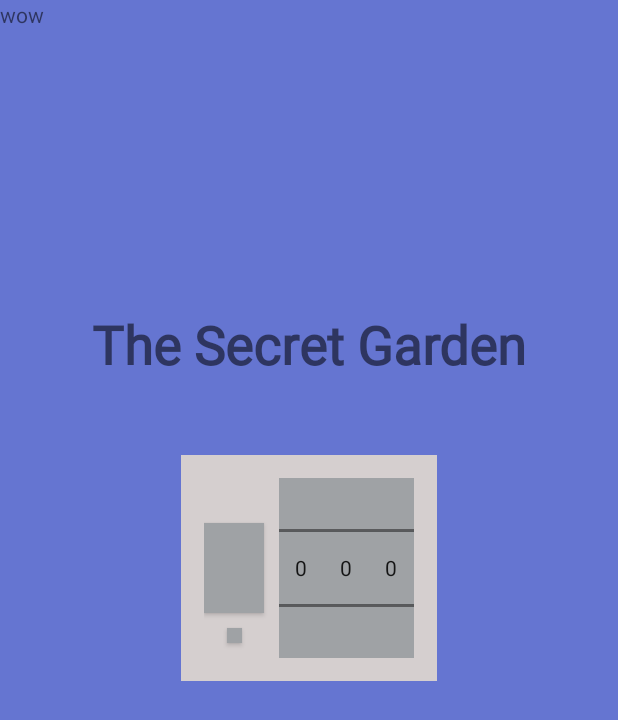
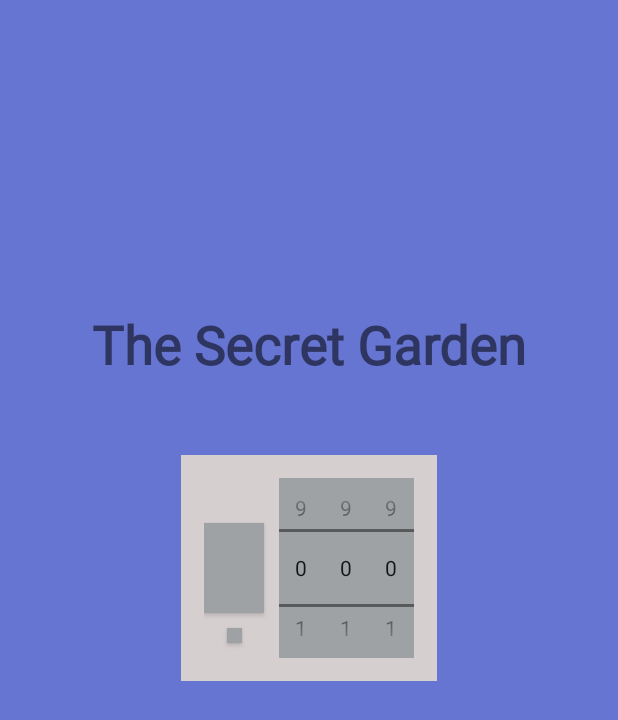
Before and after one commit to jjyu9312/MyApp_03_DAIRY, an Android app: the screen it shows after launch (MainActivity), on a phone screen of 412 x 824 dp. Shown: the top 720 px of the screen. Run offline under Robolectric (Android 15) with nearby library versions, the phone set to English and light mode, and no system bars.

Commit message:
22/02/24 - 다이어리 잠금 화면 만들기

```diff
--- a/app/src/main/java/com/kkuber/myapp_03_dairy/MainActivity.kt
+++ b/app/src/main/java/com/kkuber/myapp_03_dairy/MainActivity.kt
@@ -1,11 +1,114 @@
 package com.kkuber.myapp_03_dairy
 
+import android.content.Context
+import android.graphics.Color
 import androidx.appcompat.app.AppCompatActivity
 import android.os.Bundle
+import android.provider.Settings.System.putString
+import android.widget.NumberPicker
+import android.widget.Toast
+import androidx.appcompat.app.AlertDialog
+import androidx.appcompat.widget.AppCompatButton
+import androidx.core.content.edit
 
 class MainActivity : AppCompatActivity() {
+
+    private val numberPicker1 : NumberPicker by lazy {
+        findViewById<NumberPicker>(R.id.numberPicker1)
+            .apply {
+                minValue = 0
+                maxValue = 9
+            }
+    }
+
+    private val numberPicker2 : NumberPicker by lazy {
+        findViewById<NumberPicker>(R.id.numberPicker2)
+            .apply {
+                minValue = 0
+                maxValue = 9
+            }
+    }
+
+    private val numberPicker3 : NumberPicker by lazy {
+        findViewById<NumberPicker>(R.id.numberPicker3)
+            .apply {
+                minValue = 0
+                maxValue = 9
+            }
+    }
+
+    private val openButton : AppCompatButton by lazy {
+        findViewById<AppCompatButton>(R.id.openButton)
+    }
+
+    private val changePwdButton : AppCompatButton by lazy {
+        findViewById<AppCompatButton>(R.id.changePwdButton)
+    }
+
+    private var changePwdMode = false
+
     override fun onCreate(savedInstanceState: Bundle?) {
         super.onCreate(savedInstanceState)
         setContentView(R.layout.activity_main)
+
+        numberPicker1
+        numberPicker2
+        numberPicker3
+
+        openButton.setOnClickListener {
+
+            if (changePwdMode) Toast.makeText(this, "비밀번호 변경 중입니다,", Toast.LENGTH_SHORT).show()
+
+            val pwdFromPreferences = getSharedPreferences("password", Context.MODE_PRIVATE)
+            val pwdFromUser = "${numberPicker1.value}${numberPicker2.value}${numberPicker3.value}"
+
+            if (pwdFromPreferences.getString("password", "000").equals(pwdFromUser)) {
+                // 성공
+                // startActivity()
+            } else {
+                // 실패
+                showErrorAlertDialog()
+            }
+        }
+
+        changePwdButton.setOnClickListener {
+
+            val pwdFromPreferences = getSharedPreferences("password", Context.MODE_PRIVATE)
+
+            if (changePwdMode) {
+                // 번호를 저장하는 기능
+                pwdFromPreferences.edit(true) {
+                    val pwdFromUser = "${numberPicker1.value}${numberPicker2.value}${numberPicker3.value}"
+                    putString("password", pwdFromUser)
+                }
+
+                changePwdMode = false
+                changePwdButton.setBackgroundColor(Color.BLACK)
+
+            } else {
+                // changePwdMode 활성화 :: 비밀번호가 맞는 지 체크
+                val pwdFromUser = "${numberPicker1.value}${numberPicker2.value}${numberPicker3.value}"
+
+                if (pwdFromPreferences.getString("password", "000").equals(pwdFromUser)) {
+                    // 성공
+                    changePwdMode = true
+                    Toast.makeText(this, "변경할 패스워드로 입력해주세요.", Toast.LENGTH_SHORT).show()
+                    changePwdButton.setBackgroundColor(Color.RED)
+                    // startActivity()
+                } else {
+                    // 실패
+                    showErrorAlertDialog()
+                }
+            }
+        }
+    }
+
+    private fun showErrorAlertDialog() {
+        AlertDialog.Builder(this)
+            .setTitle("실패")
+            .setMessage("비밀번호가 잘못되었습니다.")
+            .setPositiveButton("확인") { _, _ -> } // 굳이 사용하지 않을 때 _ 로 대체
+            .create()
+            .show()
     }
 }
--- a/app/src/main/res/layout/activity_main.xml
+++ b/app/src/main/res/layout/activity_main.xml
@@ -6,11 +6,6 @@
     android:layout_height="match_parent"
     android:background="#6575D1"
     tools:context=".MainActivity">
-
-    <TextView
-        android:text="wow"
-        android:layout_width="wrap_content"
-        android:layout_height="wrap_content"/>
 
     <TextView
         app:layout_constraintBottom_toTopOf="@id/pwdLayout"
```
